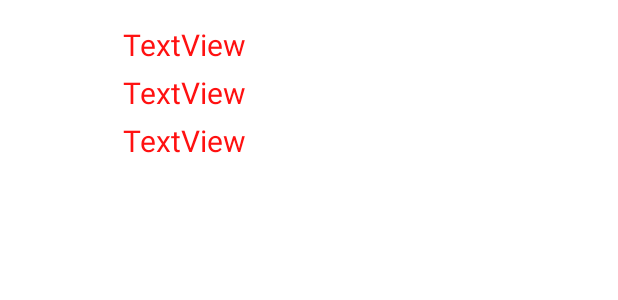
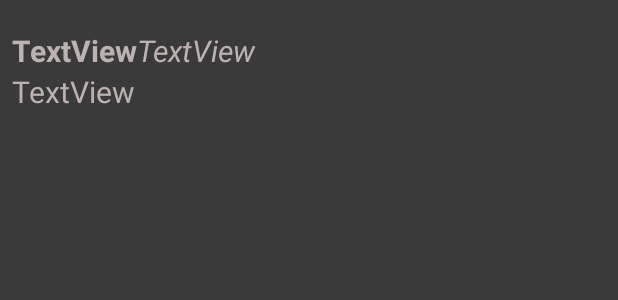
Before and after one commit to trongten/BaiTapOnCKLTTBDD, an Android app: the layout activity_comment_detail.xml on its own in the app's theme, with its tools: preview values and no code run, on a phone screen of 412 x 824 dp. Shown: the top 300 px of the screen. Run offline under Robolectric (Android 15) with nearby library versions, the phone set to English and light mode, and no system bars.

Commit message:
fix giao dien

```diff
--- a/app/src/main/AndroidManifest.xml
+++ b/app/src/main/AndroidManifest.xml
@@ -37,7 +37,8 @@
             android:exported="false" />
         <activity
             android:name=".activity.movieList"
-            android:exported="true">
+            android:exported="true"
+            android:windowSoftInputMode="stateVisible|adjustResize">
             <intent-filter>
                 <action android:name="android.intent.action.MAIN" />
 
--- a/app/src/main/java/com/example/movierating/adapter/CommentAdapter.java
+++ b/app/src/main/java/com/example/movierating/adapter/CommentAdapter.java
@@ -58,7 +58,7 @@ public class CommentAdapter extends BaseAdapter {
 
         txtemail.setText(rt.getUser());
         txtcmt.setText(rt.getComment());
-        txtrate.setText(String.valueOf(rt.getRating()));
+        txtrate.setText("("+String.valueOf(rt.getRating())+"):");
 
 
 
--- a/app/src/main/res/layout/activity_comment_detail.xml
+++ b/app/src/main/res/layout/activity_comment_detail.xml
@@ -4,19 +4,20 @@
     xmlns:tools="http://schemas.android.com/tools"
     android:layout_width="match_parent"
     android:layout_height="match_parent"
-    android:background="#FFFFFF"
+    android:background="#3A3A3A"
+    android:backgroundTint="#3A3A3A"
     tools:context=".activity.Comment_Detail">
 
     <TextView
         android:id="@+id/txtEmail"
         android:layout_width="wrap_content"
         android:layout_height="wrap_content"
-        android:layout_marginTop="16dp"
+        android:layout_marginStart="8dp"
+        android:layout_marginTop="20dp"
         android:text="TextView"
-        android:textColor="#FF1111"
+        android:textColor="#BCB2B2"
         android:textSize="20sp"
-        app:layout_constraintEnd_toEndOf="parent"
-        app:layout_constraintHorizontal_bias="0.249"
+        android:textStyle="bold"
         app:layout_constraintStart_toStartOf="parent"
         app:layout_constraintTop_toTopOf="parent" />
 
@@ -24,25 +25,21 @@
         android:id="@+id/txtCMT"
         android:layout_width="wrap_content"
         android:layout_height="wrap_content"
-        android:layout_marginTop="48dp"
         android:text="TextView"
-        android:textColor="#FF1111"
+        android:textColor="#BCB2B2"
         android:textSize="20sp"
-        app:layout_constraintEnd_toEndOf="parent"
-        app:layout_constraintHorizontal_bias="0.249"
-        app:layout_constraintStart_toStartOf="parent"
-        app:layout_constraintTop_toTopOf="parent" />
+        app:layout_constraintStart_toStartOf="@+id/txtEmail"
+        app:layout_constraintTop_toBottomOf="@+id/txtEmail" />
 
     <TextView
         android:id="@+id/txtRating"
         android:layout_width="wrap_content"
         android:layout_height="wrap_content"
-        android:layout_marginTop="80dp"
         android:text="TextView"
-        android:textColor="#FF1111"
+        android:textColor="#BCB2B2"
         android:textSize="20sp"
-        app:layout_constraintEnd_toEndOf="parent"
-        app:layout_constraintHorizontal_bias="0.249"
-        app:layout_constraintStart_toStartOf="parent"
-        app:layout_constraintTop_toTopOf="parent" />
+        android:textStyle="italic"
+        app:layout_constraintBottom_toBottomOf="@+id/txtEmail"
+        app:layout_constraintStart_toEndOf="@+id/txtEmail"
+        app:layout_constraintTop_toTopOf="@+id/txtEmail" />
 </androidx.constraintlayout.widget.ConstraintLayout>
```
Also changed, not shown: app/src/main/res/layout/fragment_movie_detail.xml (+99 -67 lines).
